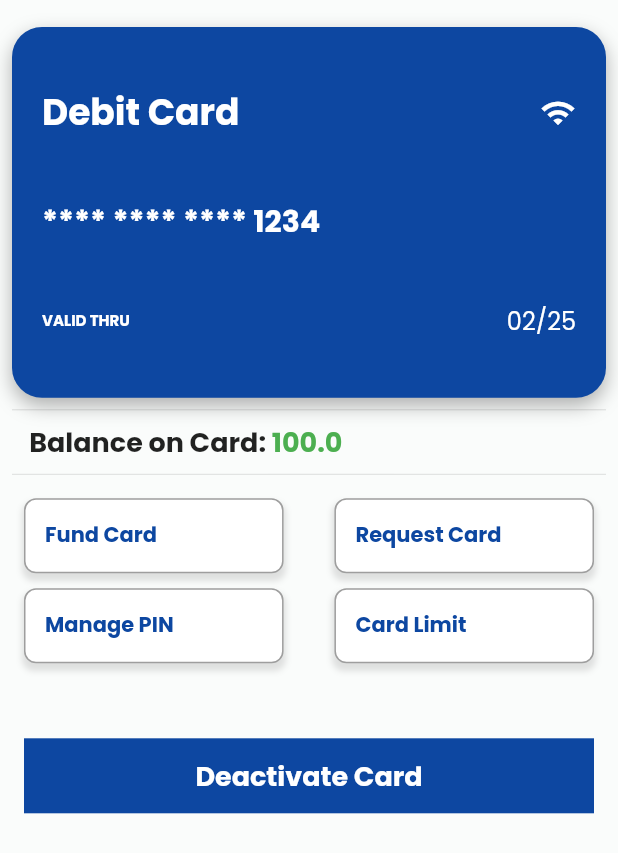
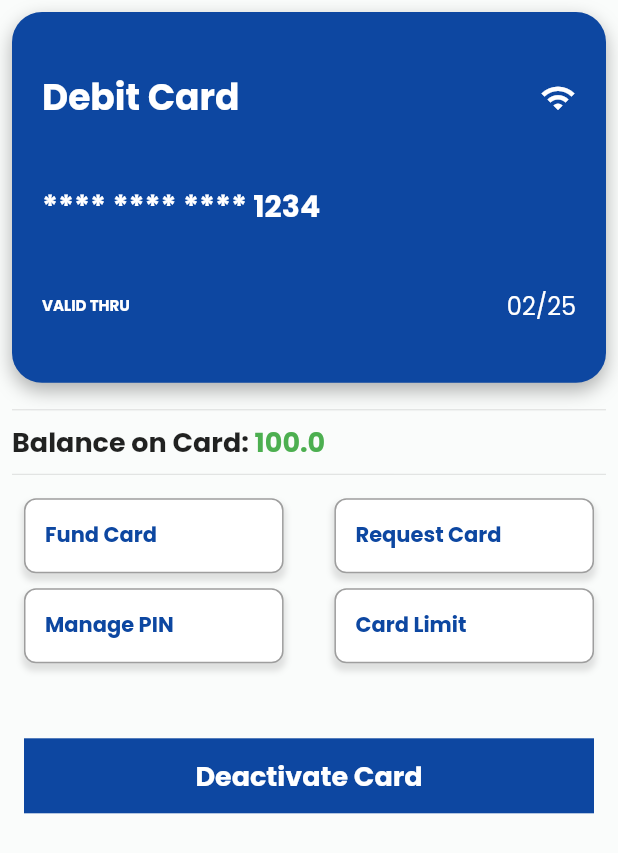
Before and after one commit to Cyber-Lord/faspay, a Flutter app: the CardPage screen opened directly, on a phone screen of 412 x 824 dp. Shown: the top 853 px of the screen. Run offline on Flutter 3.47's test engine with Material 2 defaults, Android fonts, the light colour scheme and no system bars; our stand-ins replace qr_flutter, shared_preferences; missing offline and left inert: dart:ffi, qr_code_scanner; accounts and stored records are empty.

Commit message:
Removed tab

```diff
--- a/lib/pages/cardpage.dart
+++ b/lib/pages/cardpage.dart
@@ -3,6 +3,7 @@ import 'package:faspay/pages/resetpinpage.dart';
 import 'package:faspay/pages/setpinpage.dart';
 import 'package:flutter/material.dart';
 
+// ignore: must_be_immutable
 class CardPage extends StatelessWidget {
   double balance = 100;
   @override
@@ -11,11 +12,8 @@ class CardPage extends StatelessWidget {
       body: Center(
         child: Padding(
           padding: const EdgeInsets.all(8.0),
-          child: Column(
+          child: ListView(
             children: [
-              SizedBox(
-                height: 10,
-              ),
               Container(
                 width: MediaQuery.of(context).size.width,
                 height: MediaQuery.of(context).size.height * 0.3,
@@ -88,12 +86,17 @@ class CardPage extends StatelessWidget {
                   ],
                 ),
               ),
+              Column(
+                children: [
+                  SizedBox(
+                    height: 10,
+                  ),
                   Divider(),
                   Center(
                     child: Row(
                       children: [
                         Text(
-                      "\t \tBalance on Card: ",
+                          "Balance on Card: ",
                           style: TextStyle(
                             fontSize: 18,
                             fontWeight: FontWeight.bold,
@@ -122,7 +125,8 @@ class CardPage extends StatelessWidget {
                           child: Column(
                             children: [
                               Row(
-                            mainAxisAlignment: MainAxisAlignment.spaceBetween,
+                                mainAxisAlignment:
+                                    MainAxisAlignment.spaceBetween,
                                 children: [
                                   Container(
                                     decoration: BoxDecoration(
@@ -142,7 +146,8 @@ class CardPage extends StatelessWidget {
                                       ],
                                     ),
                                     height: 50,
-                                width: MediaQuery.of(context).size.width * 0.42,
+                                    width: MediaQuery.of(context).size.width *
+                                        0.42,
                                     // color: Colors.blue.shade900,
                                     child: GestureDetector(
                                       onTap: () {
@@ -179,7 +184,8 @@ class CardPage extends StatelessWidget {
                                       ],
                                     ),
                                     height: 50,
-                                width: MediaQuery.of(context).size.width * 0.42,
+                                    width: MediaQuery.of(context).size.width *
+                                        0.42,
                                     child: GestureDetector(
                                       child: Padding(
                                         padding: const EdgeInsets.all(13.0),
@@ -210,7 +216,8 @@ class CardPage extends StatelessWidget {
                                 height: 10,
                               ),
                               Row(
-                            mainAxisAlignment: MainAxisAlignment.spaceBetween,
+                                mainAxisAlignment:
+                                    MainAxisAlignment.spaceBetween,
                                 children: [
                                   Container(
                                     decoration: BoxDecoration(
@@ -230,7 +237,8 @@ class CardPage extends StatelessWidget {
                                       ],
                                     ),
                                     height: 50,
-                                width: MediaQuery.of(context).size.width * 0.42,
+                                    width: MediaQuery.of(context).size.width *
+                                        0.42,
                                     child: GestureDetector(
                                       child: Padding(
                                         padding: const EdgeInsets.all(13.0),
@@ -248,7 +256,8 @@ class CardPage extends StatelessWidget {
                                         Navigator.push(
                                           context,
                                           MaterialPageRoute(
-                                        builder: (context) => ResetPinPage(),
+                                            builder: (context) =>
+                                                ResetPinPage(),
                                           ),
                                         );
                                       },
@@ -272,7 +281,8 @@ class CardPage extends StatelessWidget {
                                       ],
                                     ),
                                     height: 50,
-                                width: MediaQuery.of(context).size.width * 0.42,
+                                    width: MediaQuery.of(context).size.width *
+                                        0.42,
                                     child: GestureDetector(
                                       child: Padding(
                                         padding: const EdgeInsets.all(13.0),
@@ -320,6 +330,8 @@ class CardPage extends StatelessWidget {
                         ),
                       ),
                     ),
+                  ),
+                ],
               ),
             ],
           ),
```
Also changed, not shown: lib/pages/registerScreen.dart (+30 -16 lines), lib/pages/setpinpage.dart (+12 -0 lines). Lines whose indentation alone changed are shown as unchanged.
